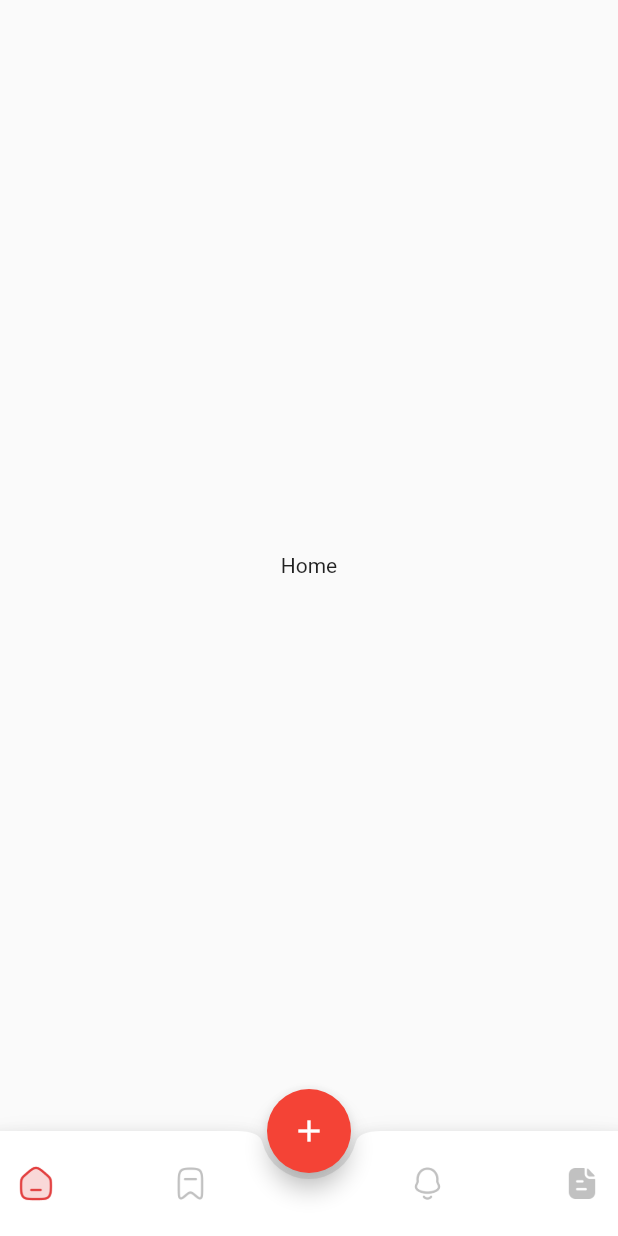
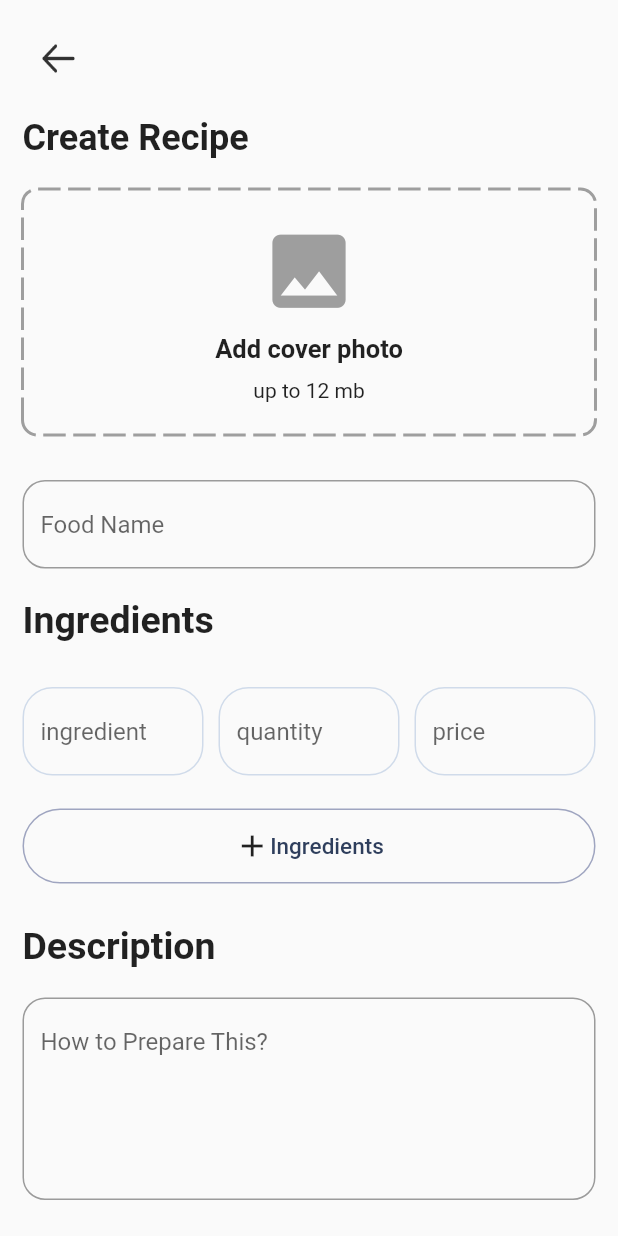
Before and after one commit to jassimpt/recipe_book, a Flutter app: the Bottomnav screen opened directly, after a tap on the "add" icon, on a phone screen of 412 x 824 dp. Run offline on Flutter 3.47's test engine with Material 2 defaults, Android fonts, the phone set to English and light mode, and no system bars; drawn by our look-alikes of dotted_border.

Commit message:
create recipe page and home page done

```diff
--- /dev/null
+++ b/lib/colors/colors.dart
@@ -0,0 +1,8 @@
+import 'package:flutter/material.dart';
+
+const Color primary = Color(0xFF1FCC79);
+const Color Secondary = Color(0xFFFF6464);
+const Color mainText = Color(0xFF2E3E5C);
+const Color SecondaryText = Color(0xFF9FA5C0);
+const Color outline = Color(0xFFD0DBEA);
+const Color form = Color(0xFFF4F5F7);
--- /dev/null
+++ b/lib/pages/createscreen.dart
@@ -0,0 +1,191 @@
+import 'package:dotted_border/dotted_border.dart';
+import 'package:flutter/material.dart';
+import 'package:recipe_book/colors/colors.dart';
+import 'package:recipe_book/widgets/custom_text_field_in_upload.dart';
+
+class Createscreen extends StatefulWidget {
+  const Createscreen({Key? key}) : super(key: key);
+
+  @override
+  _CreatescreenState createState() => _CreatescreenState();
+}
+
+class _CreatescreenState extends State<Createscreen> {
+  bool isFieldFocused = false;
+  List ingredients = [1];
+
+  @override
+  Widget build(BuildContext context) {
+    return SafeArea(
+      child: Scaffold(
+        body: Padding(
+          padding: const EdgeInsets.all(15),
+          child: SingleChildScrollView(
+            child: Column(
+              crossAxisAlignment: CrossAxisAlignment.start,
+              children: [
+                IconButton(
+                  onPressed: () {
+                    Navigator.pop(context);
+                  },
+                  icon: Image.asset('assets/icons/Arrow-Left.png'),
+                ),
+                const SizedBox(
+                  height: 15,
+                ),
+                const Text(
+                  'Create Recipe',
+                  style: TextStyle(fontSize: 24, fontWeight: FontWeight.bold),
+                ),
+                const SizedBox(
+                  height: 20,
+                ),
+                addcoverphoto(),
+                const SizedBox(
+                  height: 30,
+                ),
+                TextFormField(
+                  decoration: InputDecoration(
+                    hintText: 'Food Name',
+                    focusedBorder: const OutlineInputBorder(
+                      borderSide: BorderSide(color: Colors.red),
+                      borderRadius: BorderRadius.all(Radius.circular(15)),
+                    ),
+                    border: OutlineInputBorder(
+                      borderSide: BorderSide(
+                          color: isFieldFocused
+                              ? Colors.red
+                              : Colors
+                                  .grey), // Change the border color based on focus
+                      borderRadius: const BorderRadius.all(Radius.circular(15)),
+                    ),
+                  ),
+                  // Set the isFieldFocused state when the field is focused
+                  onTap: () {
+                    setState(() {
+                      isFieldFocused = true;
+                    });
+                  },
+                  // Reset the isFieldFocused state when focus is lost
+                  onFieldSubmitted: (_) {
+                    setState(() {
+                      isFieldFocused = false;
+                    });
+                  },
+                ),
+                const SizedBox(
+                  height: 20,
+                ),
+                const Text(
+                  'Ingredients',
+                  style: TextStyle(fontSize: 25, fontWeight: FontWeight.bold),
+                ),
+                const SizedBox(
+                  height: 20,
+                ),
+                ListView.builder(
+                  shrinkWrap: true,
+                  itemCount: ingredients.length,
+                  itemBuilder: (context, index) => addingredients(index),
+                ),
+                ingredientsbutton(),
+                const SizedBox(
+                  height: 15,
+                ),
+                const Text(
+                  'Description',
+                  style: TextStyle(fontSize: 25, fontWeight: FontWeight.bold),
+                ),
+                const SizedBox(
+                  height: 20,
+                ),
+                TextFormField(
+                  // Description Field
+                  maxLines: 5,
+                  decoration: const InputDecoration(
+                      border: OutlineInputBorder(
+                          borderRadius: BorderRadius.all(Radius.circular(15))),
+                      hintText: 'How to Prepare This?'),
+                )
+              ],
+            ),
+          ),
+        ),
+      ),
+    );
+  }
+
+  addcoverphoto() {
+    return InkWell(
+      onTap: () {
+        // add image to hive
+      },
+      child: DottedBorder(
+        dashPattern: const [15, 5],
+        color: Colors.grey,
+        strokeWidth: 2,
+        borderType: BorderType.RRect,
+        radius: const Radius.circular(10),
+        child: const SizedBox(
+          width: double.infinity,
+          height: 160,
+          child: Padding(
+            padding: EdgeInsets.all(20),
+            child: Column(
+              mainAxisAlignment: MainAxisAlignment.spaceBetween,
+              children: [
+                Icon(
+                  Icons.photo,
+                  size: 65,
+                  color: Colors.grey,
+                ),
+                Text(
+                  'Add cover photo',
+                  style: TextStyle(fontSize: 17, fontWeight: FontWeight.bold),
+                ),
+                Text('up to 12 mb')
+              ],
+            ),
+          ),
+        ),
+      ),
+    );
+  }
+
+  addingredients(int index) {
+    return const Padding(
+      padding: EdgeInsets.symmetric(vertical: 10),
+      child: CustomTextFildInUpload(
+        radius: 20,
+      ),
+    );
+  }
+
+  ingredientsbutton() {
+    return Padding(
+      padding: const EdgeInsets.symmetric(vertical: 12),
+      child: InkWell(
+        onTap: () {
+          setState(() {});
+          ingredients.add(addingredients(1));
+        },
+        child: Container(
+          alignment: Alignment.center,
+          height: 50,
+          decoration: BoxDecoration(
+              border: Border.all(width: 1, color: SecondaryText),
+              borderRadius: BorderRadius.circular(25)),
+          child:
+              const Row(mainAxisAlignment: MainAxisAlignment.center, children: [
+            Icon(Icons.add),
+            Text(
+              'Ingredients',
+              style: TextStyle(
+                  fontSize: 15, color: mainText, fontWeight: FontWeight.w500),
+            )
+          ]),
+        ),
+      ),
+    );
+  }
+}
--- a/lib/pages/home.dart
+++ b/lib/pages/home.dart
@@ -5,10 +5,114 @@ class Homepage extends StatelessWidget {
 
   @override
   Widget build(BuildContext context) {
-    return Scaffold(
-      body: Center(
-        child: Text('Home'),
+    return SafeArea(
+      child: Scaffold(
+        body: Padding(
+          padding: const EdgeInsets.all(20.0),
+          child: Column(
+            crossAxisAlignment: CrossAxisAlignment.start,
+            children: [
+              const Text(
+                'Roberta Anny ',
+                style: TextStyle(
+                    fontSize: 24,
+                    fontWeight: FontWeight.bold,
+                    color: Color.fromARGB(255, 164, 163, 163)),
+              ),
+              const SizedBox(
+                height: 20,
+              ),
+              const Text(
+                'Find Your Recipes',
+                style: TextStyle(fontSize: 28, fontWeight: FontWeight.bold),
+              ),
+              const Text(
+                'For Cooking',
+                style: TextStyle(fontSize: 28, fontWeight: FontWeight.bold),
+              ),
+              const SizedBox(
+                height: 20,
+              ),
+              TextFormField(
+                // Search Field
+                decoration: const InputDecoration(
+                  border: OutlineInputBorder(
+                      borderRadius: BorderRadius.all(Radius.circular(12))),
+                  hintText: 'Search your item',
+                ),
+              ),
+              SizedBox(
+                height: 20,
+              ),
+              Expanded(
+                child: GridView.builder(
+                  gridDelegate: SliverGridDelegateWithFixedCrossAxisCount(
+                      crossAxisCount: 2),
+                  itemCount: 8,
+                  itemBuilder: (context, index) {
+                    return OverflowingImageContainer(); // Use the new widget here
+                  },
+                ),
+              )
+            ],
+          ),
+        ),
       ),
     );
   }
 }
+
+class OverflowingImageContainer extends StatelessWidget {
+  @override
+  Widget build(BuildContext context) {
+    return Stack(
+      clipBehavior: Clip.none, // Allow overflowing content
+      alignment: Alignment.topCenter,
+      children: [
+        Container(
+          margin: EdgeInsets.all(8),
+          padding: EdgeInsets.all(8.0),
+          decoration: BoxDecoration(
+            color: Colors.white,
+            borderRadius: BorderRadius.circular(16.0),
+            boxShadow: [
+              BoxShadow(
+                color: Colors.grey.withOpacity(0.5),
+                spreadRadius: 2,
+                blurRadius: 5,
+                offset: Offset(0, 3),
+              ),
+            ],
+          ),
+          child: ClipOval(
+            child: Container(
+              width: 150.0, // Adjust the size as needed
+              height: 150.0, // Adjust the size as needed
+              color: Colors.transparent, // Transparent background
+            ),
+          ),
+        ),
+        Positioned(
+          top: -40, // Adjust this value to control the overflow amount
+          child: Container(
+            width: 120, // Adjust the size as needed
+            height: 120, // Adjust the size as needed
+            decoration: BoxDecoration(
+              shape: BoxShape.circle,
+              border: Border.all(
+                color: Colors.white,
+                width: 5,
+              ),
+            ),
+            child: ClipOval(
+              child: Image.asset(
+                'assets/images/food.png',
+                fit: BoxFit.cover,
+              ),
+            ),
+          ),
+        ),
+      ],
+    );
+  }
+}
--- a/lib/widgets/bottomnav.dart
+++ b/lib/widgets/bottomnav.dart
@@ -1,4 +1,5 @@
 import 'package:flutter/material.dart';
+import 'package:recipe_book/pages/createscreen.dart';
 import 'package:recipe_book/pages/favourites.dart';
 import 'package:recipe_book/pages/home.dart';
 import 'package:recipe_book/pages/notifications.dart';
@@ -33,7 +34,13 @@ class _BottomnavState extends State<Bottomnav> {
       floatingActionButtonLocation: FloatingActionButtonLocation.centerDocked,
       floatingActionButton: FloatingActionButton(
         backgroundColor: Colors.red,
-        onPressed: () {},
+        onPressed: () {
+          Navigator.push(
+              context,
+              MaterialPageRoute(
+                builder: (context) => Createscreen(),
+              ));
+        },
         child: Icon(Icons.add),
       ),
       bottomNavigationBar: Container(
--- /dev/null
+++ b/lib/widgets/custom_text_field_in_upload.dart
@@ -0,0 +1,80 @@
+import 'package:flutter/material.dart';
+import 'package:flutter/src/foundation/key.dart';
+import 'package:flutter/src/widgets/framework.dart';
+import 'package:recipe_book/colors/colors.dart';
+
+class CustomTextFildInUpload extends StatelessWidget {
+  const CustomTextFildInUpload({Key? key, this.maxLines = 1, this.radius = 10})
+      : super(key: key);
+
+  final int maxLines;
+  final double radius;
+
+  @override
+  Widget build(BuildContext context) {
+    return SizedBox(
+      width: double.infinity, // You can adjust the width as needed
+      child: Row(
+        children: [
+          Expanded(
+            child: TextFormField(
+              // incredient name
+              maxLines: maxLines,
+              decoration: InputDecoration(
+                hintText: 'ingredient',
+                focusedBorder: OutlineInputBorder(
+                  borderRadius: BorderRadius.circular(radius),
+                  borderSide: const BorderSide(color: outline),
+                ),
+                enabledBorder: OutlineInputBorder(
+                  borderRadius: BorderRadius.circular(radius),
+                  borderSide: const BorderSide(color: outline),
+                ),
+              ),
+            ),
+          ),
+          const SizedBox(
+            width: 10,
+          ),
+          Expanded(
+            child: TextFormField(
+              // quantity
+              maxLines: maxLines,
+              decoration: InputDecoration(
+                hintText: 'quantity',
+                focusedBorder: OutlineInputBorder(
+                  borderRadius: BorderRadius.circular(radius),
+                  borderSide: const BorderSide(color: outline),
+                ),
+                enabledBorder: OutlineInputBorder(
+                  borderRadius: BorderRadius.circular(radius),
+                  borderSide: const BorderSide(color: outline),
+                ),
+              ),
+            ),
+          ),
+          const SizedBox(
+            width: 10,
+          ),
+          Expanded(
+            child: TextFormField(
+              // price
+              maxLines: maxLines,
+              decoration: InputDecoration(
+                hintText: 'price',
+                focusedBorder: OutlineInputBorder(
+                  borderRadius: BorderRadius.circular(radius),
+                  borderSide: const BorderSide(color: outline),
+                ),
+                enabledBorder: OutlineInputBorder(
+                  borderRadius: BorderRadius.circular(radius),
+                  borderSide: const BorderSide(color: outline),
+                ),
+              ),
+            ),
+          ),
+        ],
+      ),
+    );
+  }
+}
```
Also changed, not shown: pubspec.yaml (+4 -11 lines), assets/icons/Arrow-Left.png (added), assets/icons/Search.png (added), assets/images/food.png (added), pubspec.lock.
